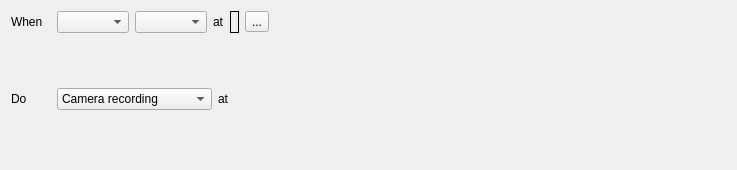
networkoptix/nx_open, file client/src/ui/widgets/business/business_rule_widget.ui: the form before one commit.
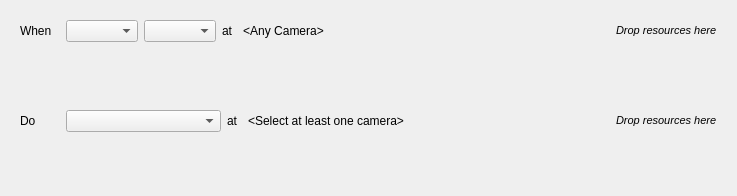
The form after the commit.

Commit message:
Business rules dialog enchancements
<==== Mercurial data ====>
Branch: master

```diff
--- a/client/src/ui/widgets/business/business_rule_widget.ui
+++ b/client/src/ui/widgets/business/business_rule_widget.ui
@@ -21,6 +21,10 @@
   </property>
   <layout class="QVBoxLayout" name="verticalLayout">
    <item>
+    <widget class="QFrame" name="eventDefinitionFrame">
+     <property name="acceptDrops">
+      <bool>true</bool>
+     </property>
     <layout class="QHBoxLayout" name="eventDefinitionLayout">
      <item>
       <widget class="QLabel" name="eventDoLabel">
@@ -54,28 +58,21 @@
      </item>
      <item>
       <widget class="QLabel" name="eventAtLabel">
-       <property name="text">
-        <string>at</string>
-       </property>
-      </widget>
-     </item>
-     <item>
-      <widget class="QLabel" name="eventResourcePlaceholder">
        <property name="acceptDrops">
         <bool>true</bool>
        </property>
-       <property name="frameShape">
-        <enum>QFrame::Box</enum>
-       </property>
        <property name="text">
-        <string>&lt;Drop resource here&gt;</string>
+         <string>at</string>
        </property>
       </widget>
      </item>
      <item>
-      <widget class="QToolButton" name="eventResourcesButton">
+       <widget class="QPushButton" name="eventResourcesHolder">
        <property name="text">
-        <string>...</string>
+         <string>&lt;Any Camera&gt;</string>
+        </property>
+        <property name="flat">
+         <bool>true</bool>
        </property>
       </widget>
      </item>
@@ -92,7 +89,15 @@
        </property>
       </spacer>
      </item>
-    </layout>
+      <item>
+       <widget class="QLabel" name="eventDropLabel">
+        <property name="text">
+         <string>&lt;html&gt;&lt;head/&gt;&lt;body&gt;&lt;p&gt;&lt;span style=&quot; font-size:8pt; font-style:italic;&quot;&gt;Drop resources here&lt;/span&gt;&lt;/p&gt;&lt;/body&gt;&lt;/html&gt;</string>
+        </property>
+       </widget>
+      </item>
+     </layout>
+    </widget>
    </item>
    <item>
     <widget class="QFrame" name="eventParamsFrame">
@@ -119,6 +124,10 @@
     </widget>
    </item>
    <item>
+    <widget class="QFrame" name="actionDefinitionFrame">
+     <property name="acceptDrops">
+      <bool>true</bool>
+     </property>
     <layout class="QHBoxLayout" name="actionTypeLayout">
      <item>
       <widget class="QLabel" name="actionDoLabel">
@@ -144,11 +153,6 @@
        <property name="sizeAdjustPolicy">
         <enum>QComboBox::AdjustToContents</enum>
        </property>
-       <item>
-        <property name="text">
-         <string>Camera recording</string>
-        </property>
-       </item>
       </widget>
      </item>
      <item>
@@ -158,6 +162,16 @@
        </property>
       </widget>
      </item>
+      <item>
+       <widget class="QPushButton" name="actionResourcesHolder">
+        <property name="text">
+         <string>&lt;Select at least one camera&gt;</string>
+        </property>
+        <property name="flat">
+         <bool>true</bool>
+        </property>
+       </widget>
+      </item>
      <item>
       <spacer name="actionSpacer">
        <property name="orientation">
@@ -171,7 +185,15 @@
        </property>
       </spacer>
      </item>
-    </layout>
+      <item>
+       <widget class="QLabel" name="actionDropLabel">
+        <property name="text">
+         <string>&lt;html&gt;&lt;head/&gt;&lt;body&gt;&lt;p&gt;&lt;span style=&quot; font-size:8pt; font-style:italic;&quot;&gt;Drop resources here&lt;/span&gt;&lt;/p&gt;&lt;/body&gt;&lt;/html&gt;</string>
+        </property>
+       </widget>
+      </item>
+     </layout>
+    </widget>
    </item>
    <item>
     <widget class="QFrame" name="actionParamsFrame">
```
Left out of the diff: 3 changed lines with no effect on the pictures. Lines whose indentation alone changed are shown as unchanged. The commit also changes 4 other files.
